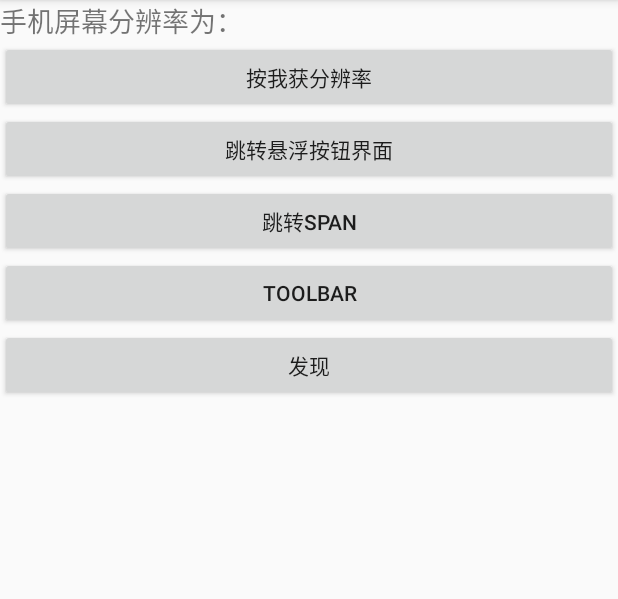
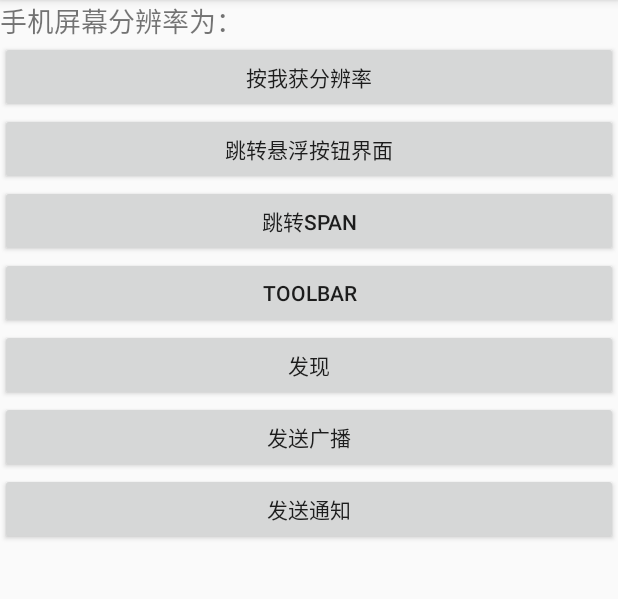
Before and after one commit to authorRen/DailyWork, an Android app: the screen it shows after launch (MainActivity), on a phone screen of 412 x 824 dp, the part 84-683 px from its top. Run offline under Robolectric (Android 15) with nearby library versions, the phone set to English and light mode, and no system bars.

```diff
--- a/app/src/main/res/layout/activity_main.xml
+++ b/app/src/main/res/layout/activity_main.xml
@@ -48,5 +48,17 @@
         android:layout_width="match_parent"
         android:layout_height="wrap_content" />
 
+    <Button
+        android:id="@+id/btn_broadcast"
+        android:text="发送广播"
+        android:layout_width="match_parent"
+        android:layout_height="wrap_content" />
+
+    <Button
+        android:id="@+id/btn_notification"
+        android:text="发送通知"
+        android:layout_width="match_parent"
+        android:layout_height="wrap_content" />
+
 
 </LinearLayout>
```
Also changed, not shown: app/src/main/AndroidManifest.xml (+7 -0 lines), app/src/main/java/com/caiyi/dailywork/compant/MainActivity.java (+62 -1 lines), app/src/main/java/com/caiyi/dailywork/compant/MyReciver.java (added, +19 -0 lines).
